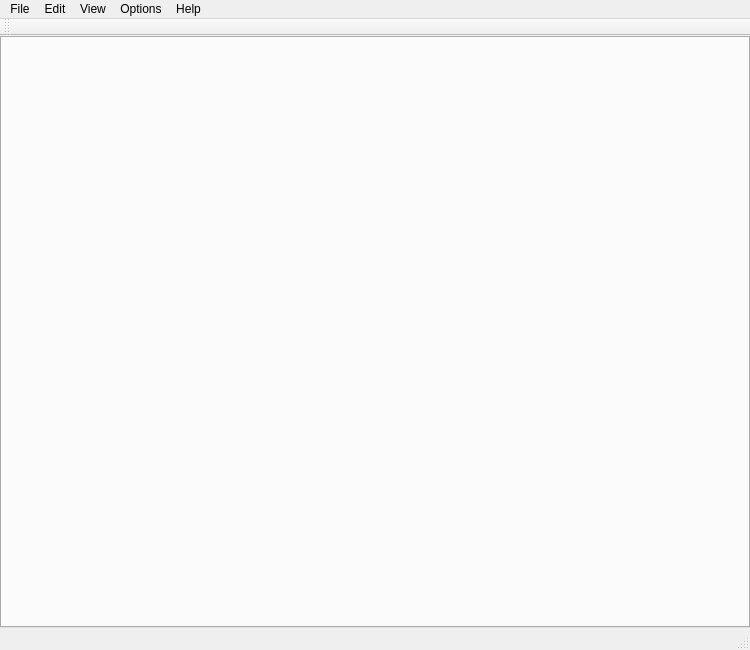
Above: mainwindow.ui from Kanzey/OpenNotes before the change. Below: the same form after it.
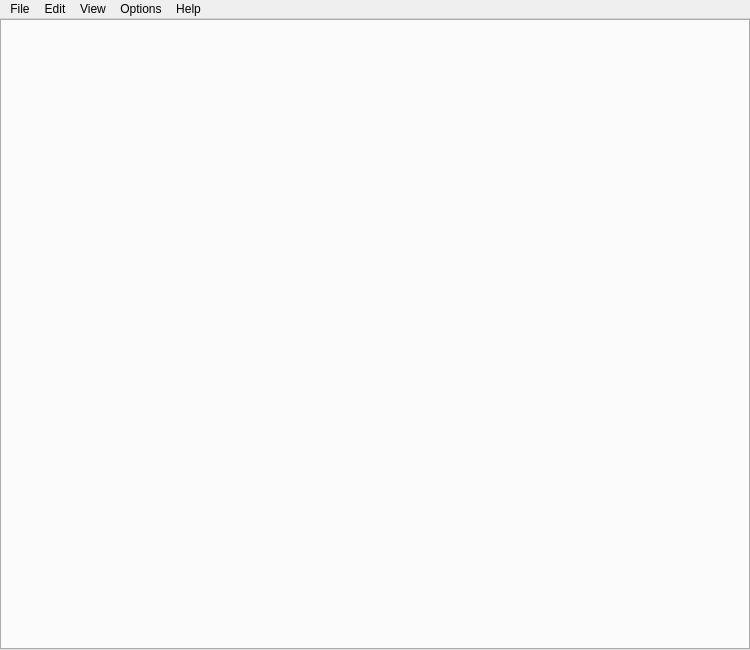
That is the form after the change. Custom widgets are drawn as their Qt base class.

Commit message: Removed toolbar and statusbar

The edit to the form file:
```diff
--- a/mainwindow.ui
+++ b/mainwindow.ui
@@ -97,15 +97,6 @@
    <addaction name="menuOptions"/>
    <addaction name="menuHelp"/>
   </widget>
-  <widget class="QToolBar" name="mainToolBar">
-   <attribute name="toolBarArea">
-    <enum>TopToolBarArea</enum>
-   </attribute>
-   <attribute name="toolBarBreak">
-    <bool>false</bool>
-   </attribute>
-  </widget>
-  <widget class="QStatusBar" name="statusBar"/>
   <action name="actionNew">
    <property name="text">
     <string>New..</string>
```
Left out of the diff: 4 changed lines with no effect on the pictures.
